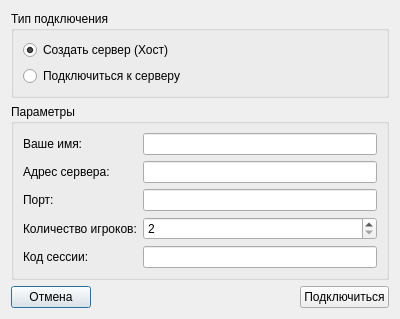
First picture: the form in domino/networkdialog.ui, repository SophaGekk/domino, before the edit.
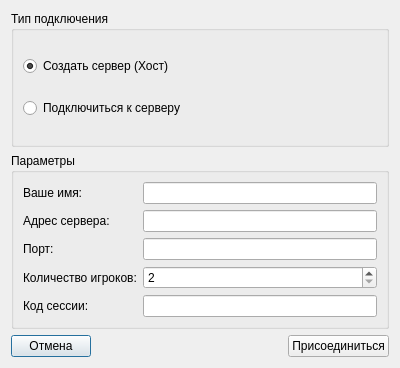
Second picture: the form after the edit.

Patch:
```diff
--- a/domino/networkdialog.ui
+++ b/domino/networkdialog.ui
@@ -7,7 +7,7 @@
     <x>0</x>
     <y>0</y>
     <width>400</width>
-    <height>300</height>
+    <height>368</height>
    </rect>
   </property>
   <property name="windowTitle">
@@ -134,7 +134,7 @@
      <item>
       <widget class="QPushButton" name="btnConnect">
        <property name="text">
-        <string>Подключиться</string>
+        <string>Присоединиться</string>
        </property>
       </widget>
      </item>
```
Left out of the diff: 2 changed lines with no effect on the pictures.
